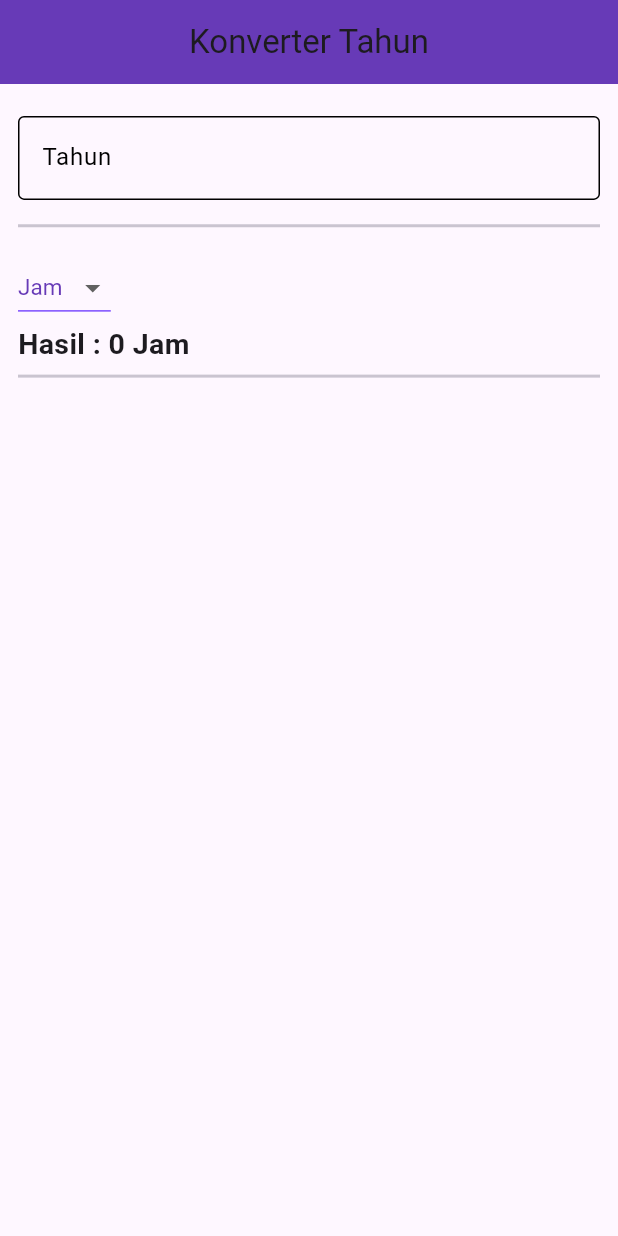
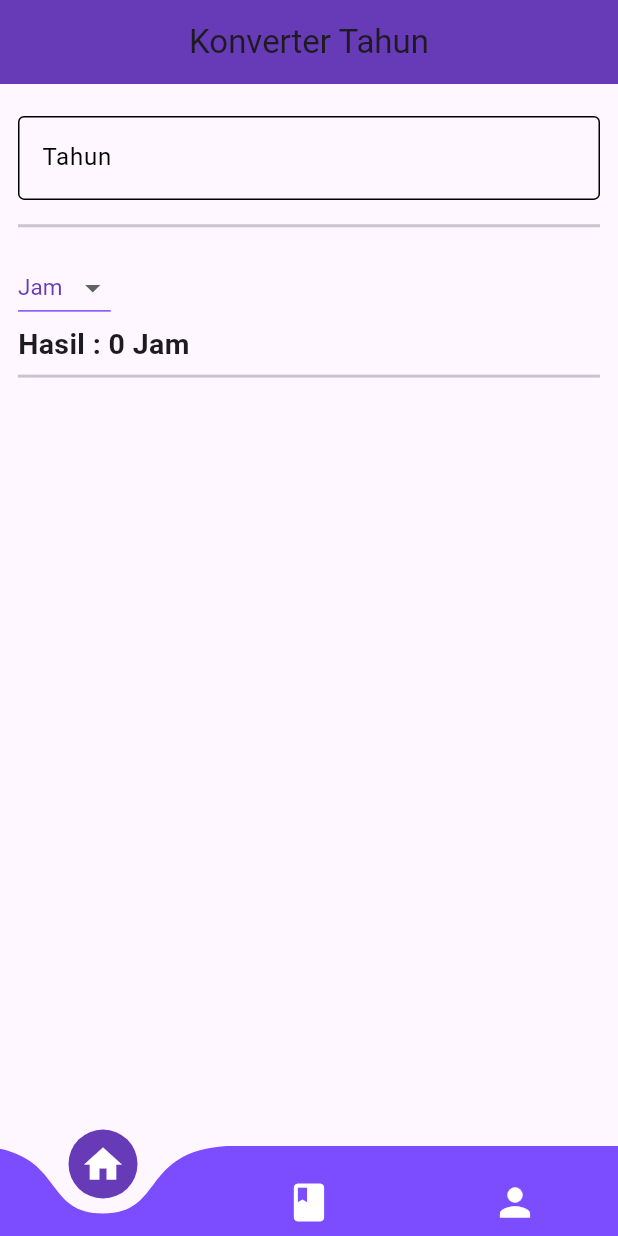
Before and after one commit to anndeviant/tpm_teori_t3, a Flutter app: the screen it shows after launch, on a phone screen of 412 x 824 dp. Run offline on Flutter 3.47's test engine with Material 3 defaults, Android fonts, the phone set to English and light mode, and no system bars; drawn by our look-alikes of curved_navigation_bar.

Commit message:
config dan coba navbar

```diff
--- a/lib/convert.dart
+++ b/lib/convert.dart
@@ -1,3 +1,4 @@
+import 'package:curved_navigation_bar/curved_navigation_bar.dart';
 import 'package:flutter/material.dart';
 
 class Convert extends StatefulWidget {
@@ -13,7 +14,12 @@ class _ConvertState extends State<Convert> {
   String dropdownValue = list.first;
   int hasil = 0;
   final yearController = TextEditingController();
-
+  //this
+  final items = <Widget>[
+    Icon(Icons.home, size: 30),
+    Icon(Icons.book, size: 30),
+    Icon(Icons.person, size: 30),
+  ];
   void _showErrorDialog(String message) {
     showDialog(
       context: context,
@@ -126,6 +132,17 @@ class _ConvertState extends State<Convert> {
           ),
         ),
       )),
+      //this
+      bottomNavigationBar: Theme(
+        data: Theme.of(context)
+            .copyWith(iconTheme: IconThemeData(color: Colors.white)),
+        child: CurvedNavigationBar(
+            color: Colors.deepPurpleAccent,
+            buttonBackgroundColor: Colors.deepPurple,
+            height: 60,
+            backgroundColor: Colors.transparent,
+            items: items),
+      ),
     );
   }
 }
--- a/pubspec.yaml
+++ b/pubspec.yaml
@@ -34,6 +34,7 @@ dependencies:
   # The following adds the Cupertino Icons font to your application.
   # Use with the CupertinoIcons class for iOS style icons.
   cupertino_icons: ^1.0.8
+  curved_navigation_bar: ^1.0.6
 
 dev_dependencies:
   flutter_test:
```
Also changed, not shown: pubspec.lock.
